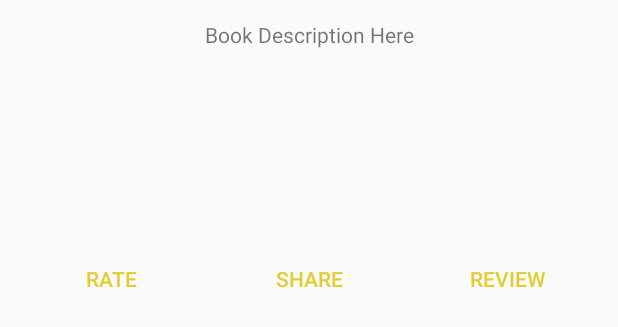
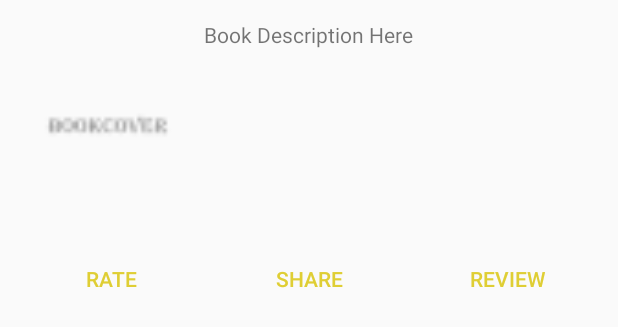
Before and after one commit to lily514/book-app-428, an Android app: the layout book_card_layout.xml on its own in the app's theme, with its tools: preview values and no code run, on a phone screen of 412 x 824 dp. Shown: the top 327 px of the screen. Run offline under Robolectric (Android 15) with nearby library versions, the phone set to English and light mode, and no system bars.

Commit message:
Added cards

```diff
--- a/app/build.gradle
+++ b/app/build.gradle
@@ -20,6 +20,8 @@ android {
 }
 
 dependencies {
+    implementation 'com.android.support:cardview-v7:25.2.0'
+
     compile fileTree(dir: 'libs', include: ['*.jar'])
     androidTestCompile('com.android.support.test.espresso:espresso-core:2.2.2', {
         exclude group: 'com.android.support', module: 'support-annotations'
--- a/app/src/main/res/layout/book_card_layout.xml
+++ b/app/src/main/res/layout/book_card_layout.xml
@@ -8,7 +8,7 @@
     <LinearLayout
         android:id="@+id/linearLayout"
         android:layout_width="match_parent"
-        android:layout_height="match_parent"
+        android:layout_height="wrap_content"
         android:layout_marginBottom="8dp"
         android:layout_marginEnd="8dp"
         android:layout_marginStart="8dp"
@@ -28,11 +28,12 @@
             android:layout_margin="5dp">
 
             <ImageView
-                android:layout_width="241dp"
+                android:layout_width="240dp"
                 android:layout_height="140dp"
                 android:layout_weight="1"
                 android:contentDescription="@string/book"
-                android:layout_marginEnd="5dp" />
+                android:layout_marginEnd="5dp"
+                android:src="@drawable/book_placeholder"/>
 
             <TextView
                 android:id="@+id/textView"
```
Also changed, not shown: app/src/main/res/layout/action_bar.xml (+6 -3 lines), app/src/main/res/layout/activity_main.xml (+5 -6 lines), app/src/main/res/layout/card_view_container.xml (deleted, +0 -22 lines), app/src/main/res/layout/card_view_layout.xml (added, +21 -0 lines), app/src/main/res/drawable-hdpi/book_placeholder.png (added), app/src/main/res/drawable-mdpi/book_placeholder.png (added), app/src/main/res/drawable-xhdpi/book_placeholder.png (added), app/src/main/res/drawable-xxhdpi/book_placeholder.png (added).
